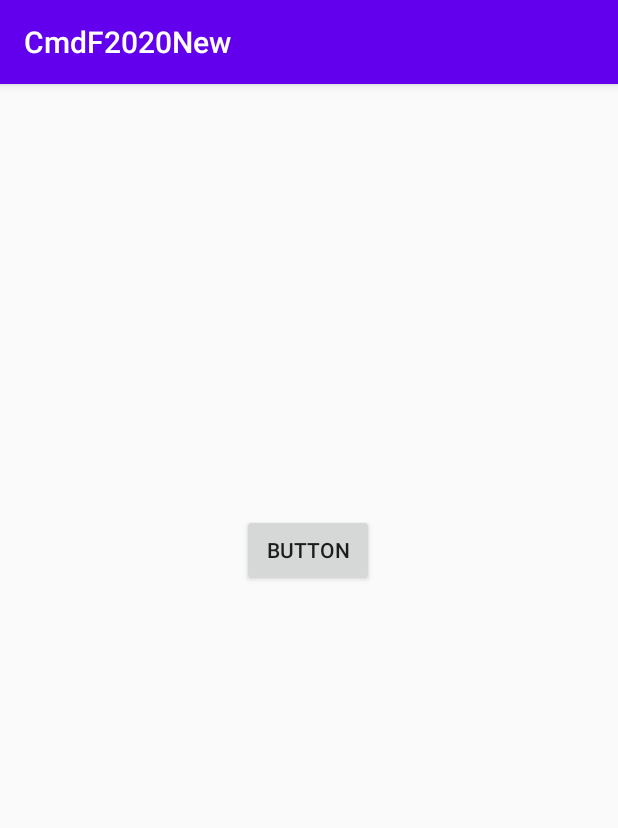
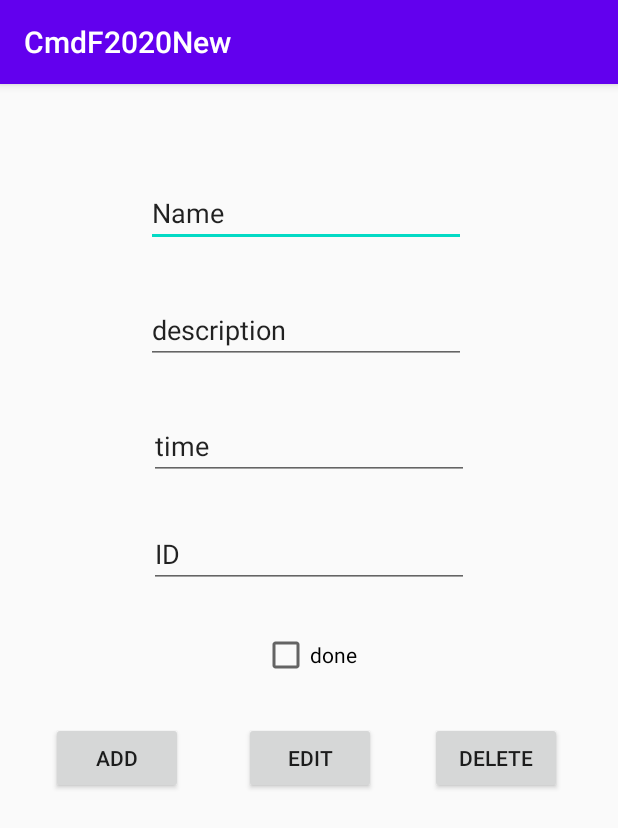
Before and after one commit to rainacao/cmd-f-2020new, an Android app: the screen it shows after launch (PlantActivity before the commit, AddEditTaskActivity after it), after a tap on "BUTTON", on a phone screen of 412 x 824 dp. Shown: the top 828 px of the screen. Run offline under Robolectric (Android 15) with nearby library versions, the phone set to English and light mode, and no system bars.

Commit message:
working on database

```diff
--- a/app/src/main/java/com/example/cmdf2020new/AddEditTaskActivity.java
+++ b/app/src/main/java/com/example/cmdf2020new/AddEditTaskActivity.java
@@ -1,7 +1,9 @@
 package com.example.cmdf2020new;
 
+import androidx.appcompat.app.AlertDialog;
 import androidx.appcompat.app.AppCompatActivity;
 
+import android.database.Cursor;
 import android.os.Bundle;
 import android.view.View;
 import android.widget.Button;
@@ -10,55 +12,91 @@ import android.widget.EditText;
 import android.widget.TextView;
 
 import database.TasksDatabase;
+import model.task.Task;
 
 public class AddEditTaskActivity extends AppCompatActivity {
-    EditText name = findViewById(R.id.editText);
-    EditText description = findViewById(R.id.editText2);
-    EditText time = findViewById(R.id.editText3);
-    EditText id = findViewById(R.id.editText4);
+    EditText name;
+    EditText description;
+    EditText time;
+    EditText id;
 
-    CheckBox done = findViewById(R.id.checkBox2);
-    TextView textView = findViewById(R.id.textView3);
+    CheckBox done;
+    TextView textView;
 
-    Button add = findViewById(R.id.button3);
-    Button edit = findViewById(R.id.button4);
-    Button delete = findViewById(R.id.button5);
-
+    TasksDatabase myDB;
     @Override
     protected void onCreate(Bundle savedInstanceState) {
         super.onCreate(savedInstanceState);
         setContentView(R.layout.activity_add_edit_task);
+         name = findViewById(R.id.editText);
+         description = findViewById(R.id.editText2);
+         time = findViewById(R.id.editText3);
+         id = findViewById(R.id.editText4);
+
+         done = findViewById(R.id.checkBox2);
+         textView = findViewById(R.id.textView3);
+
+         myDB = new TasksDatabase(this);
+
         updateTextView();
     }
 
     public void onAdd(View v) {
         if(done.isChecked()) {
-            TasksDatabase.myDB.insertData(name.getText().toString(), description.getText().toString(), time.getText().toString());
+            showMessage("", "" + myDB.insertData(name.getText().toString(), description.getText().toString(), time.getText().toString()));
         } else {
-            TasksDatabase.myDB.insertTempData(name.getText().toString(), description.getText().toString(), time.getText().toString());
+            showMessage("", "" + myDB.insertTempData(name.getText().toString(), description.getText().toString(), time.getText().toString()));
         }
         updateTextView();
     }
 
     public void onDelete(View v) {
         if (done.isChecked()) {
-            TasksDatabase.myDB.deleteData(id.getText().toString());
+            myDB.deleteData(id.getText().toString());
         } else {
-            TasksDatabase.myDB.deleteTempData(id.getText().toString());
+            myDB.deleteTempData(id.getText().toString());
         }
         updateTextView();
     }
 
     public void onEdit(View v) {
         if (done.isChecked()) {
-            TasksDatabase.myDB.updateData(id.getText().toString(), name.getText().toString(), description.getText().toString(), time.getText().toString());
+            myDB.updateData(id.getText().toString(), name.getText().toString(), description.getText().toString(), time.getText().toString());
         } else {
-            TasksDatabase.myDB.updateTempData(id.getText().toString(), name.getText().toString(), description.getText().toString(), time.getText().toString());
+            myDB.updateTempData(id.getText().toString(), name.getText().toString(), description.getText().toString(), time.getText().toString());
         }
         updateTextView();
     }
 
     public void updateTextView() {
-        textView.setText(TasksDatabase.myDB.getAllData().toString() + "\n\n" + TasksDatabase.myDB.getTempData().toString());
+        //Cursor result = TasksDatabase.myDB.getAllData();
+        Cursor result2 = myDB.getTempData();
+        StringBuffer buffer = new StringBuffer();
+        /*
+        while (result.moveToNext()) {    // while there is more data to read
+            buffer.append("Id: " + result.getString(0) + "\n");     // column 1
+            buffer.append("name: " + result.getString(1) + "\n");
+            buffer.append("description: " + result.getString(2) + "\n");
+            buffer.append("time: " + result.getString(3) + "\n\n");
+        }*/
+
+        while (result2.moveToNext()) {    // while there is more data to read
+            buffer.append("Id: " + result2.getString(0) + "\n");     // column 1
+            buffer.append("name: " + result2.getString(1) + "\n");
+            buffer.append("description: " + result2.getString(2) + "\n");
+            buffer.append("time: " + result2.getString(3) + "\n\n");
+        }
+
+        textView.setText(buffer.toString());
     }
+
+    public void showMessage(String title, String message){
+        AlertDialog.Builder builder = new AlertDialog.Builder(this);
+        builder.setCancelable(true);
+        builder.setTitle(title);
+        builder.setMessage(message);
+        builder.show();
+    }
+
+
 }
--- a/app/src/main/java/com/example/cmdf2020new/MainActivity.java
+++ b/app/src/main/java/com/example/cmdf2020new/MainActivity.java
@@ -17,8 +17,7 @@ public class MainActivity extends AppCompatActivity {
     }
 
     public void onButtonClicked(View v) {
-        Intent intent = new Intent(this, PlantActivity.class);
-        intent.putExtra("name", "Raina");
+        Intent intent = new Intent(this, AddEditTaskActivity.class);
         startActivity(intent);
 
     }
--- a/app/src/main/java/database/TasksDatabase.java
+++ b/app/src/main/java/database/TasksDatabase.java
@@ -10,7 +10,7 @@ import android.database.sqlite.SQLiteOpenHelper;
 import com.example.cmdf2020new.MyApp;
 
 public class TasksDatabase extends SQLiteOpenHelper {
-    public static TasksDatabase myDB  = new TasksDatabase(MyApp.getContext());
+   // public static TasksDatabase myDB  = new TasksDatabase(MyApp.getContext());
 
     //finalized, completed tasks
     public static final String DATABASE_NAME = "TASKS.db";
@@ -35,8 +35,8 @@ public class TasksDatabase extends SQLiteOpenHelper {
         // this method executes SQL queries on the database
         // here we are creating our table we have to give the table name, and then specify the name for each column
         // as well as its data type.  You can use the constant names as well here.
-        db.execSQL("create table " + TABLE_NAME + " (COL_1 INTEGER PRIMARY KEY AUTOINCREMENT, COL_2 TEXT, COL_3 TEXT, COL_4 STRING)");
-        db.execSQL("create table " + TEMP_TABLE_NAME + " (COL_1 INTEGER PRIMARY KEY AUTOINCREMENT, COL_2 TEXT, COL_3 TEXT, COL_4 STRING)");
+        db.execSQL("create table " + TABLE_NAME + " (ID INTEGER PRIMARY KEY AUTOINCREMENT, NAME TEXT, DESCRIPTION TEXT, END_TIME STRING)");
+        db.execSQL("create table " + TEMP_TABLE_NAME + " (ID INTEGER PRIMARY KEY AUTOINCREMENT, NAME TEXT, DESCRIPTION TEXT, END_TINE STRING)");
 
     }
 
```
Also changed, not shown: app/src/main/java/model/task/Timetable.java (+4 -4 lines).
